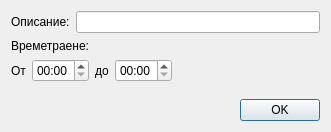
First picture: the form in src/View/Widgets/CalendarEventDialog.ui, repository thefinalcutbg/DinoDent, before the edit.
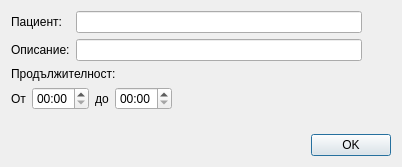
Second picture: the form after the edit.

Commit message: Description added to calendar event. POS and Compined payment type added to Invoice.

```diff
--- a/src/View/Widgets/CalendarEventDialog.ui
+++ b/src/View/Widgets/CalendarEventDialog.ui
@@ -6,32 +6,94 @@
    <rect>
     <x>0</x>
     <y>0</y>
-    <width>331</width>
-    <height>132</height>
+    <width>402</width>
+    <height>167</height>
    </rect>
   </property>
   <property name="windowTitle">
    <string>CalendarEventDialog</string>
   </property>
-  <layout class="QVBoxLayout" name="verticalLayout">
+  <layout class="QVBoxLayout" name="verticalLayout_4">
    <item>
     <layout class="QHBoxLayout" name="horizontalLayout_3">
      <item>
-      <widget class="QLabel" name="label">
-       <property name="text">
-        <string>Описание:</string>
-       </property>
-      </widget>
+      <layout class="QVBoxLayout" name="verticalLayout">
+       <item>
+        <widget class="QLabel" name="label">
+         <property name="text">
+          <string>Пациент:</string>
+         </property>
+        </widget>
+       </item>
+       <item>
+        <widget class="QLabel" name="label_5">
+         <property name="text">
+          <string>Описание:</string>
+         </property>
+        </widget>
+       </item>
+      </layout>
      </item>
      <item>
-      <widget class="QLineEdit" name="summaryEdit"/>
+      <layout class="QVBoxLayout" name="verticalLayout_3">
+       <item>
+        <widget class="QLineEdit" name="summaryEdit"/>
+       </item>
+       <item>
+        <widget class="QLineEdit" name="descriptionEdit"/>
+       </item>
+      </layout>
+     </item>
+     <item>
+      <layout class="QVBoxLayout" name="verticalLayout_2">
+       <item>
+        <widget class="QLabel" name="iconLabel">
+         <property name="minimumSize">
+          <size>
+           <width>23</width>
+           <height>21</height>
+          </size>
+         </property>
+         <property name="maximumSize">
+          <size>
+           <width>21</width>
+           <height>21</height>
+          </size>
+         </property>
+         <property name="font">
+          <font>
+           <bold>true</bold>
+          </font>
+         </property>
+         <property name="text">
+          <string/>
+         </property>
+        </widget>
+       </item>
+       <item>
+        <spacer name="verticalSpacer_2">
+         <property name="orientation">
+          <enum>Qt::Orientation::Vertical</enum>
+         </property>
+         <property name="sizeType">
+          <enum>QSizePolicy::Policy::Preferred</enum>
+         </property>
+         <property name="sizeHint" stdset="0">
+          <size>
+           <width>20</width>
+           <height>40</height>
+          </size>
+         </property>
+        </spacer>
+       </item>
+      </layout>
      </item>
     </layout>
    </item>
    <item>
     <widget class="QLabel" name="label_2">
      <property name="text">
-      <string>Времетраене:</string>
+      <string>Продължителност:</string>
      </property>
     </widget>
    </item>
```
Left out of the diff: 12 changed lines with no effect on the pictures. The commit also changes 11 other files.
